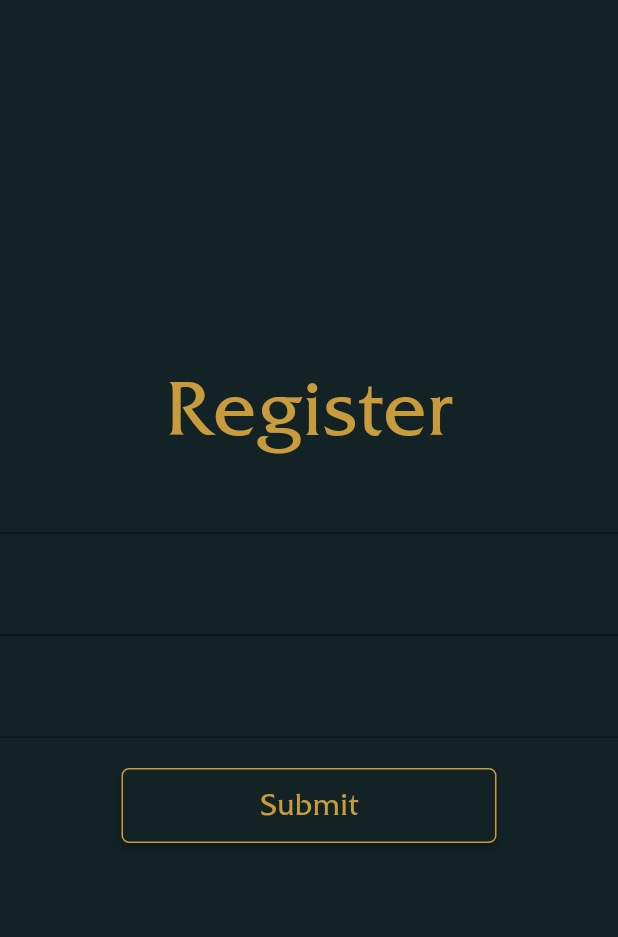
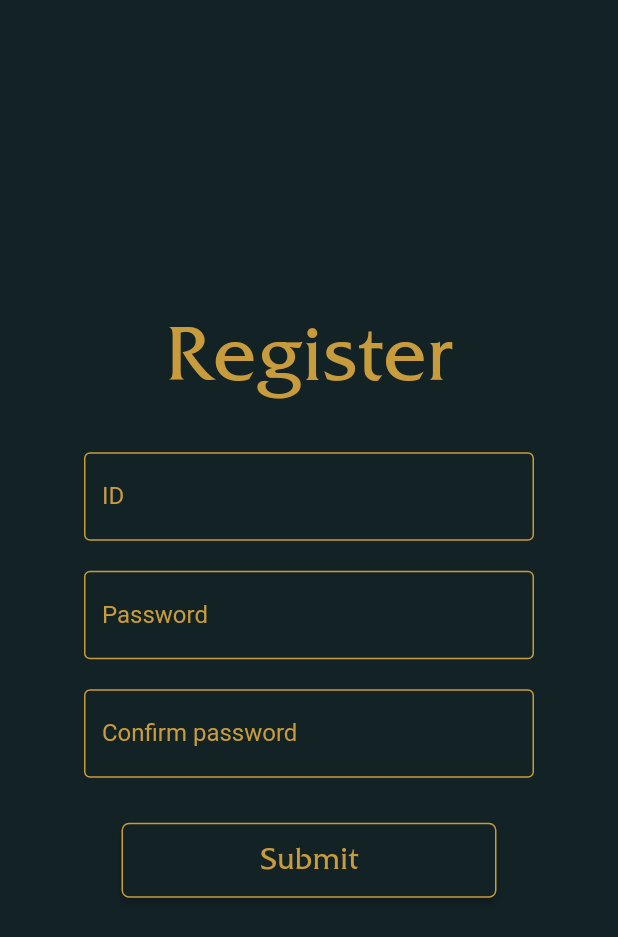
Before and after one commit to yunhanxia/Lol-Stats, a Flutter app: the Register screen opened directly, on a phone screen of 412 x 824 dp. Shown: the top 937 px of the screen. Run offline on Flutter 3.47's test engine with Material 2 defaults, Android fonts, the phone set to English and light mode, and no system bars; missing offline and left inert: gradient_text.

Commit message:
auth style done

```diff
--- a/lib/Auth/auth.dart
+++ b/lib/Auth/auth.dart
@@ -15,8 +15,27 @@ class _LoginFormState extends State<LoginForm> {
       child: Column(
         children: <Widget>[
           Padding(
-            padding: const EdgeInsets.symmetric(vertical: 10.0),
+            padding: const EdgeInsets.only(top: 40),
+            child: SizedBox(
+              width: 300,
               child: TextFormField(
+                decoration: const InputDecoration(
+                  labelText: 'ID',
+                  enabledBorder: OutlineInputBorder(
+                    borderSide: BorderSide(color: Color(0xffc89b3c)),
+                  ),
+                  focusedBorder: OutlineInputBorder(
+                    borderSide: BorderSide(color: Color(0xffc89b3c)),
+                  ),
+                  errorBorder: OutlineInputBorder(
+                    borderSide: BorderSide(color: Colors.red),
+                  ),
+                  focusedErrorBorder: OutlineInputBorder(
+                    borderSide: BorderSide(color: Colors.red),
+                  ),
+                  labelStyle: TextStyle(color: Color(0xffc89b3c)),
+                ),
+                style: const TextStyle(color: Color(0xffc89b3c)),
                 validator: (String value) {
                   if (value.isEmpty) {
                     return 'Please enter your ID';
@@ -25,15 +44,36 @@ class _LoginFormState extends State<LoginForm> {
                 },
               ),
             ),
+          ),
           Padding(
-            padding: const EdgeInsets.symmetric(vertical: 10.0),
+            padding: const EdgeInsets.symmetric(vertical: 20.0),
+            child: SizedBox(
+              width: 300,
               child: TextFormField(
+                decoration: const InputDecoration(
+                  labelText: 'Password',
+                  enabledBorder: OutlineInputBorder(
+                    borderSide: BorderSide(color: Color(0xffc89b3c)),
+                  ),
+                  focusedBorder: OutlineInputBorder(
+                    borderSide: BorderSide(color: Color(0xffc89b3c)),
+                  ),
+                  errorBorder: OutlineInputBorder(
+                    borderSide: BorderSide(color: Colors.red),
+                  ),
+                  focusedErrorBorder: OutlineInputBorder(
+                    borderSide: BorderSide(color: Colors.red),
+                  ),
+                  labelStyle: TextStyle(color: Color(0xffc89b3c)),
+                ),
+                style: const TextStyle(color: Color(0xffc89b3c)),
                 validator: (String value) {
                   if (value.isEmpty) {
                     return 'Please enter your password';
                   }
                   return null;
                 },
+              ),
             ),
           ),
           Padding(
@@ -111,8 +151,27 @@ class _RegisterFormState extends State<RegisterForm> {
       child: Column(
         children: <Widget>[
           Padding(
-            padding: const EdgeInsets.symmetric(vertical: 10.0),
+            padding: const EdgeInsets.only(top: 40),
+            child: SizedBox(
+              width: 300,
               child: TextFormField(
+                decoration: const InputDecoration(
+                  labelText: 'ID',
+                  enabledBorder: OutlineInputBorder(
+                    borderSide: BorderSide(color: Color(0xffc89b3c)),
+                  ),
+                  focusedBorder: OutlineInputBorder(
+                    borderSide: BorderSide(color: Color(0xffc89b3c)),
+                  ),
+                  errorBorder: OutlineInputBorder(
+                    borderSide: BorderSide(color: Colors.red),
+                  ),
+                  focusedErrorBorder: OutlineInputBorder(
+                    borderSide: BorderSide(color: Colors.red),
+                  ),
+                  labelStyle: TextStyle(color: Color(0xffc89b3c)),
+                ),
+                style: const TextStyle(color: Color(0xffc89b3c)),
                 validator: (String value) {
                   if (value.isEmpty) {
                     return 'Please enter an ID';
@@ -121,9 +180,29 @@ class _RegisterFormState extends State<RegisterForm> {
                 },
               ),
             ),
+          ),
           Padding(
-            padding: const EdgeInsets.symmetric(vertical: 10.0),
+            padding: const EdgeInsets.only(top: 20.0),
+            child: SizedBox(
+              width: 300,
               child: TextFormField(
+                decoration: const InputDecoration(
+                  labelText: 'Password',
+                  enabledBorder: OutlineInputBorder(
+                    borderSide: BorderSide(color: Color(0xffc89b3c)),
+                  ),
+                  focusedBorder: OutlineInputBorder(
+                    borderSide: BorderSide(color: Color(0xffc89b3c)),
+                  ),
+                  errorBorder: OutlineInputBorder(
+                    borderSide: BorderSide(color: Colors.red),
+                  ),
+                  focusedErrorBorder: OutlineInputBorder(
+                    borderSide: BorderSide(color: Colors.red),
+                  ),
+                  labelStyle: TextStyle(color: Color(0xffc89b3c)),
+                ),
+                style: const TextStyle(color: Color(0xffc89b3c)),
                 validator: (String value) {
                   if (value.isEmpty) {
                     return 'Please enter a password';
@@ -132,15 +211,36 @@ class _RegisterFormState extends State<RegisterForm> {
                 },
               ),
             ),
+          ),
           Padding(
-            padding: const EdgeInsets.symmetric(vertical: 10.0),
+            padding: const EdgeInsets.symmetric(vertical: 20.0),
+            child: SizedBox(
+              width: 300,
               child: TextFormField(
+                decoration: const InputDecoration(
+                  labelText: 'Confirm password',
+                  enabledBorder: OutlineInputBorder(
+                    borderSide: BorderSide(color: Color(0xffc89b3c)),
+                  ),
+                  focusedBorder: OutlineInputBorder(
+                    borderSide: BorderSide(color: Color(0xffc89b3c)),
+                  ),
+                  errorBorder: OutlineInputBorder(
+                    borderSide: BorderSide(color: Colors.red),
+                  ),
+                  focusedErrorBorder: OutlineInputBorder(
+                    borderSide: BorderSide(color: Colors.red),
+                  ),
+                  labelStyle: TextStyle(color: Color(0xffc89b3c)),
+                ),
+                style: const TextStyle(color: Color(0xffc89b3c)),
                 validator: (String value) {
                   if (value.isEmpty) {
                     return 'Please confirm your password';
                   }
                   return null;
                 },
+              ),
             ),
           ),
           Padding(
```
Lines whose indentation alone changed are shown as unchanged.
